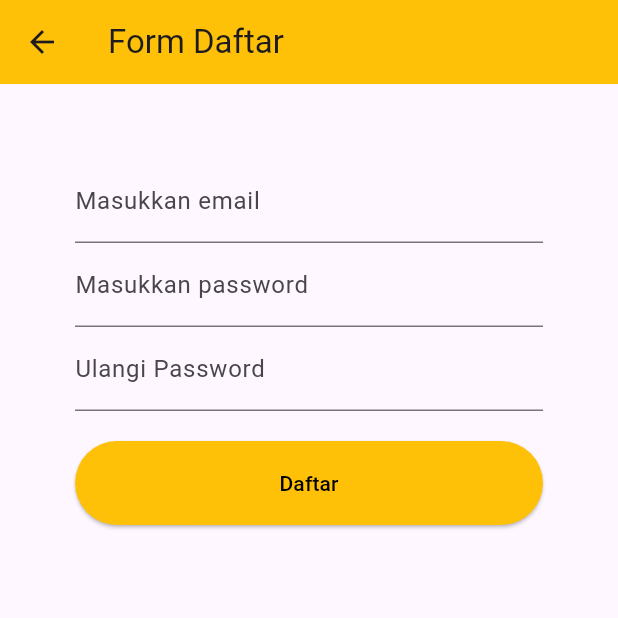
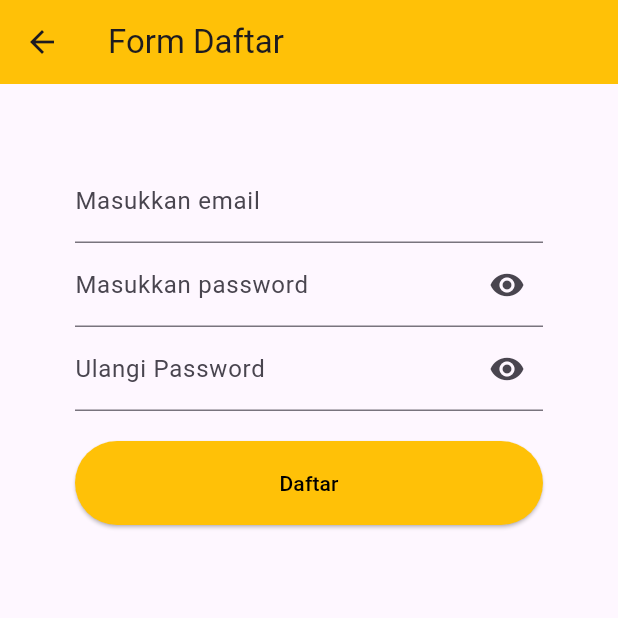
Before and after one commit to paijo-multiverse/belajarflutter1, a Flutter app: the Daftar screen opened directly, on a phone screen of 412 x 824 dp, the top half of it. Run offline on Flutter 3.47's test engine with Material 3 defaults, Android fonts, the phone set to English and light mode, and no system bars; our stand-ins replace firebase_core; accounts and stored records are empty.

Commit message:
nambahin fitur visibility

```diff
--- a/lib/daftar.dart
+++ b/lib/daftar.dart
@@ -13,6 +13,7 @@ class _DaftarState extends State<Daftar> {
   final _passwordKontroller = TextEditingController();
   final _konfirmasiPassword = TextEditingController();
   final _formKey = GlobalKey<FormState>();
+  bool _sembunyi = true;
 
   @override
   Widget build(BuildContext context) {
@@ -42,10 +43,19 @@ class _DaftarState extends State<Daftar> {
                 ),
                 TextFormField(
                   controller: _passwordKontroller,
-                  decoration: const InputDecoration(
-                    label: Text('Masukkan password'),
+                  decoration: InputDecoration(
+                    label: const Text('Masukkan password'),
+                    suffixIcon: IconButton(
+                      onPressed: () {
+                        setState(() {
+                          _sembunyi = !_sembunyi;
+                        });
+                      },
+                      icon: Icon(
+                          _sembunyi ? Icons.visibility : Icons.visibility_off),
+                    ),
                   ),
-                  obscureText: true,
+                  obscureText: _sembunyi,
                   validator: (value) {
                     if (value == null || value.isEmpty) {
                       return 'Password tidak boleh kosong';
@@ -55,10 +65,19 @@ class _DaftarState extends State<Daftar> {
                 ),
                 TextFormField(
                   controller: _konfirmasiPassword,
-                  decoration: const InputDecoration(
+                  decoration: InputDecoration(
                     label: Text('Ulangi Password'),
+                    suffixIcon: IconButton(
+                      onPressed: () {
+                        setState(() {
+                          _sembunyi = !_sembunyi;
+                        });
+                      },
+                      icon: Icon(
+                          _sembunyi ? Icons.visibility : Icons.visibility_off),
+                    ),
                   ),
-                  obscureText: true,
+                  obscureText: _sembunyi,
                   validator: (value) {
                     if (value == null || value.isEmpty) {
                       return 'konfirmasi Password tidak boleh kosong';
```
